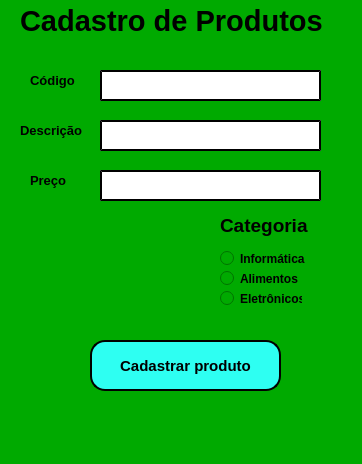
Old version of the form index.ui in the repository gabriel-cheng/pyCadastro.
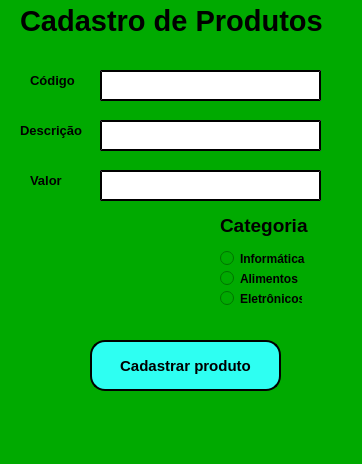
New version of the form.

Commit message: Finalizando interface

What changed in the file:
```diff
--- a/index.ui
+++ b/index.ui
@@ -166,7 +166,7 @@
      </font>
     </property>
     <property name="text">
-     <string>Preço</string>
+     <string>Valor</string>
     </property>
    </widget>
    <widget class="QLabel" name="label_5">
```
Left out of the diff: 2 changed lines with no effect on the pictures.
